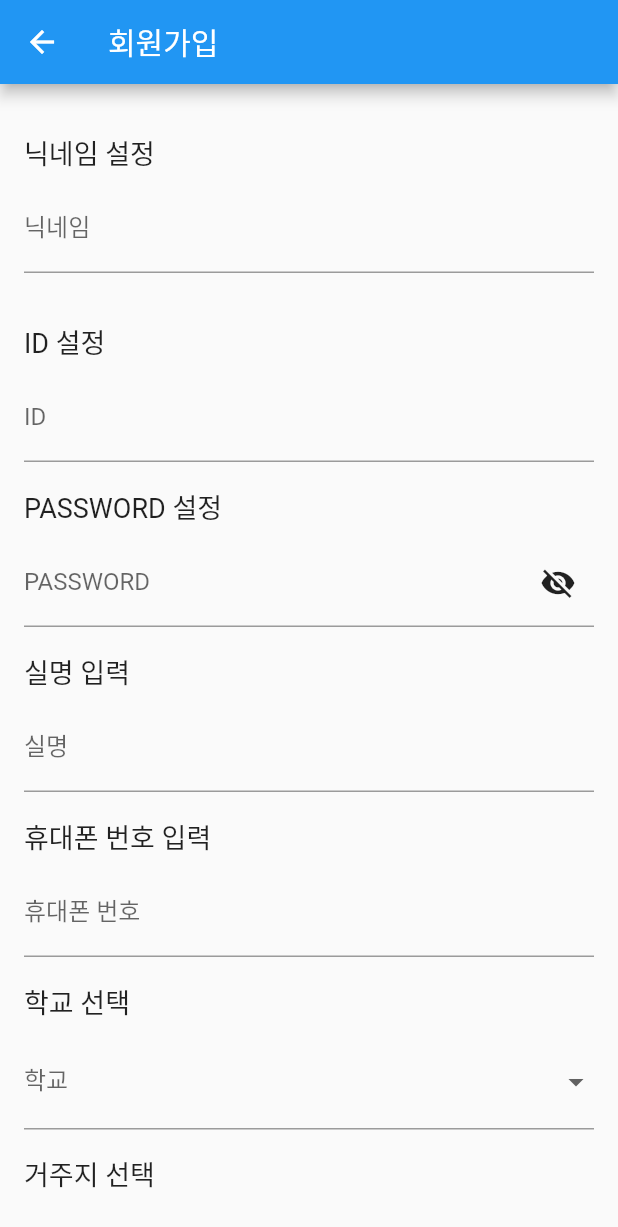
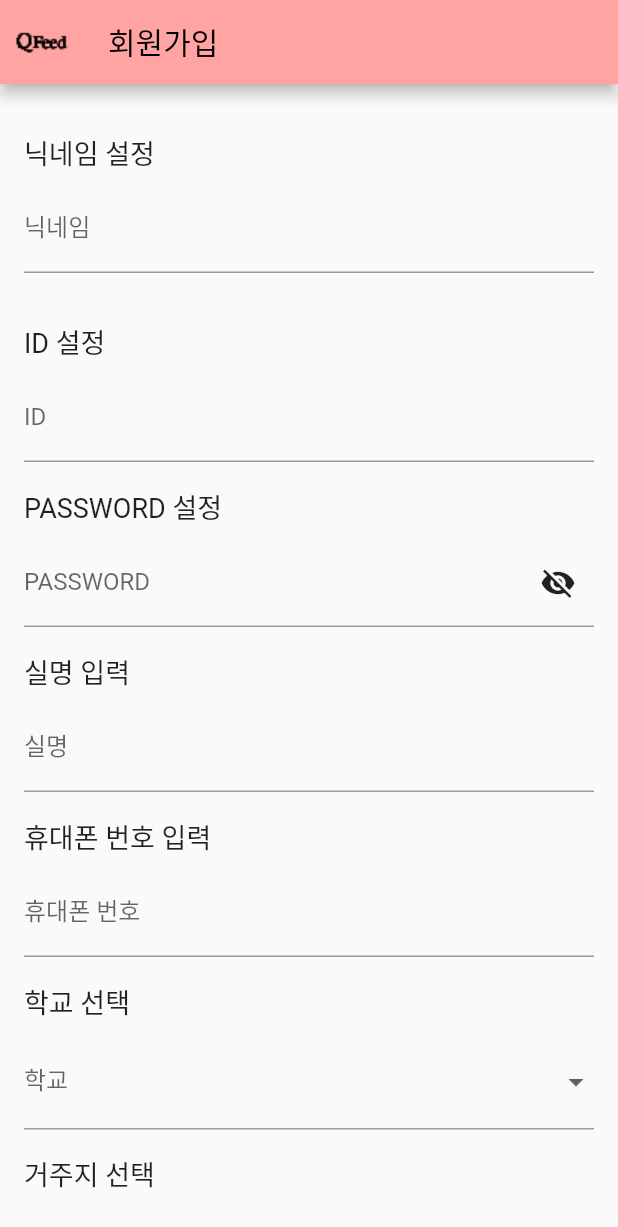
Before and after one commit to Gerbera3090/MadcampWeek2, a Flutter app: the screen it shows after launch, after a tap on "회원가입", on a phone screen of 412 x 824 dp. Shown: the top 1227 px of the screen. Run offline on Flutter 3.47's test engine with Material 2 defaults, Android fonts, the phone set to English and light mode, and no system bars; our stand-ins replace image_picker; missing offline and left inert: kakao_flutter_sdk; network calls fail.

Commit message:
design added

```diff
--- a/week2/lib/app.dart
+++ b/week2/lib/app.dart
@@ -8,11 +8,25 @@ class MyApp extends StatelessWidget {
   @override
   Widget build(BuildContext context) {
     return MaterialApp(
-      title: 'Flutter Demo',
+      title: 'Q.Feed',
       theme: ThemeData(
-        primarySwatch: Colors.blue,
+         primarySwatch: MaterialColor(
+          0xFFFFa3a3,
+          <int, Color>{
+            50: Color(0xFFFFE7E7),
+            100: Color(0xFFFFC6C6),
+            200: Color(0xFFFFA4A4),
+            300: Color(0xFFFF8282),
+            400: Color.fromARGB(255, 255, 165, 165),
+            500: Color.fromARGB(255, 255, 164, 164),
+            600: Color.fromARGB(255, 255, 159, 159),
+            700: Color.fromARGB(255, 255, 149, 149),
+            800: Color.fromARGB(255, 255, 142, 142),
+            900: Color.fromARGB(255, 255, 113, 113),
+          },
+        ),
       ),
-      home: const MyHomePage(title: 'QFEED'),
+      home: const MyHomePage(title: 'Q.Feed', ),
     );
   }
 }
--- a/week2/lib/filter.dart
+++ b/week2/lib/filter.dart
@@ -30,6 +30,7 @@ class _FilterPageState extends State<FilterPage> {
     return Scaffold(
       appBar: AppBar(
         title: const Text('Filter'),
+        leading: Image.asset('assets/qfeed_label.png'),
       ),
       body: SingleChildScrollView(
         child: Padding(
--- a/week2/lib/home_page.dart
+++ b/week2/lib/home_page.dart
@@ -113,7 +113,8 @@ Future<bool> login(UserProvider userProvider) async {
 
     return Scaffold(
       appBar: AppBar(
-        title: Text(widget.title),
+        title: Text(""),
+        leading: Image.asset('assets/qfeed_label.png'),
       ),
       body: Center(
         child: Column(
@@ -137,11 +138,11 @@ Future<bool> login(UserProvider userProvider) async {
               onPressed: () => _handleLogin(context, userProvider),
               child: const Text('로그인'),
             ),
+            // ElevatedButton(
+            //   onPressed: _handleDeveloperButton,
+            //   child: const Text('개발자 버튼'),
+            // ),
             ElevatedButton(
-              onPressed: _handleDeveloperButton,
-              child: const Text('개발자 버튼'),
-            ),
-            TextButton(
               onPressed: () {
                 Navigator.push(
                   context,
@@ -152,21 +153,21 @@ Future<bool> login(UserProvider userProvider) async {
               },
               child: const Text('회원가입'),
             ),
-            ElevatedButton(
-              onPressed: () async {
-                await viewModel.login();
-                if (viewModel.isLogined) {
-                  Navigator.push(
-                    context,
-                    MaterialPageRoute(
-                      builder: (context) => MainPage(),
-                    ),
-                  );
-                }
-                setState(() {});
-              },
-              child: const Text('Login with kakao'),
-            ),
+            // ElevatedButton(
+            //   onPressed: () async {
+            //     await viewModel.login();
+            //     if (viewModel.isLogined) {
+            //       Navigator.push(
+            //         context,
+            //         MaterialPageRoute(
+            //           builder: (context) => MainPage(),
+            //         ),
+            //       );
+            //     }
+            //     setState(() {});
+            //   },
+            //   child: const Text('Login with kakao'),
+            // ),
           ],
         ),
       ),
--- a/week2/lib/main_page.dart
+++ b/week2/lib/main_page.dart
@@ -15,7 +15,8 @@ class MainPage extends StatelessWidget {
         length: 3,
         child: Scaffold(
           appBar: AppBar(
-            title: const Text('QFEED'),
+            title: const Text(''),
+            leading: Image.asset('assets/qfeed_label.png'),
             bottom: TabBar(
               indicatorColor: Colors.blue,
               tabs: [
--- a/week2/lib/sign_up.dart
+++ b/week2/lib/sign_up.dart
@@ -156,6 +156,7 @@ class _SignUpPageState extends State<SignUpPage> {
     return Scaffold(
       appBar: AppBar(
         title: const Text('회원가입'),
+        leading: Image.asset('assets/qfeed_label.png'),
       ),
       body: Padding(
         padding: const EdgeInsets.all(16.0),
--- a/week2/lib/tab1.dart
+++ b/week2/lib/tab1.dart
@@ -46,8 +46,9 @@ class _Tab1PageState extends State<Tab1Page> {
               padding: const EdgeInsets.all(16),
               margin: const EdgeInsets.symmetric(vertical: 8, horizontal: 16),
               decoration: BoxDecoration(
-                border: Border.all(color: Colors.grey),
+                border: Border.all(color: Colors.white),
                 borderRadius: BorderRadius.circular(8),
+                color: Color(0xFFFFD6D6),
               ),
               child: Row(
                 children: [
```
Also changed, not shown: week2/lib/question.dart (+20 -5 lines), week2/pubspec.yaml (+14 -4 lines), week2/assets/arrow.png (added), week2/assets/effect.png (added), week2/assets/ic_main.png (deleted), week2/assets/logo.png (added), week2/assets/qfeed_label.png (added), week2/assets/target.png (added), week2/pubspec.lock, 28 other files.
